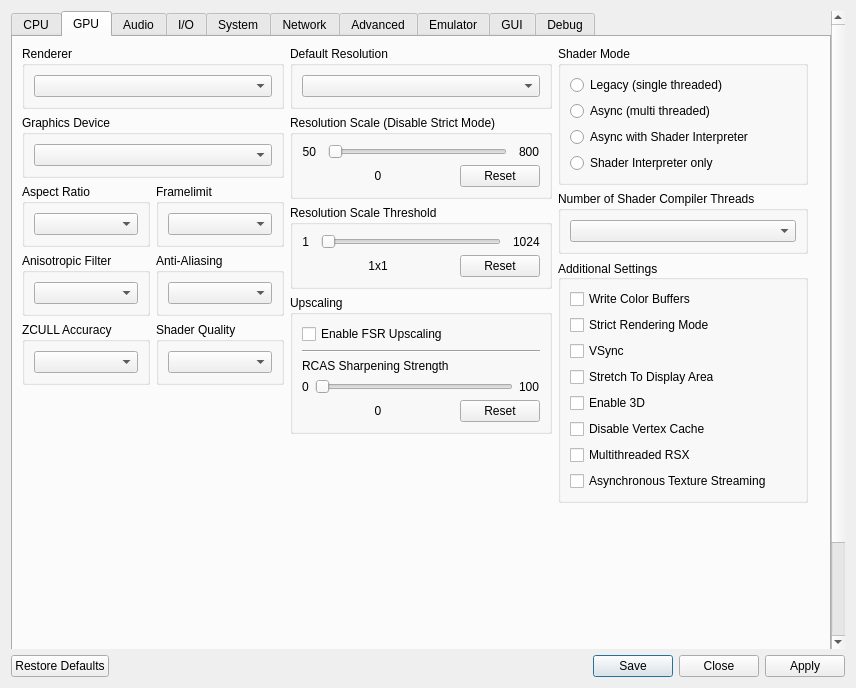
Before: the Qt Designer form rpcs3/rpcs3qt/settings_dialog.ui in RPCS3/rpcs3, drawn with Qt 5.
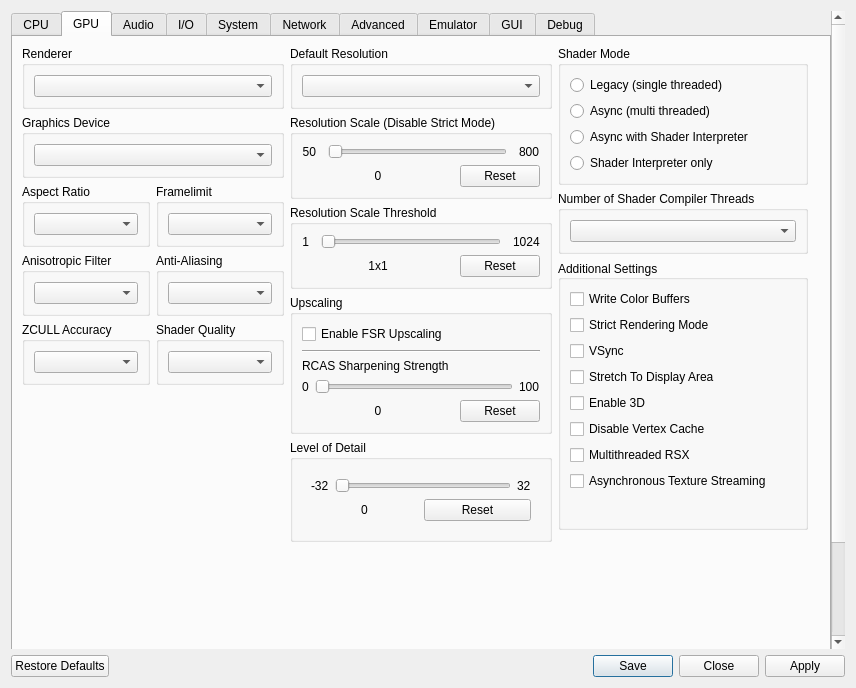
After: the same form once the commit is applied. The open tabs and pages were chosen to show the change. Icons and pictures are not drawn.

The edit to the form file:
```diff
--- a/rpcs3/rpcs3qt/settings_dialog.ui
+++ b/rpcs3/rpcs3qt/settings_dialog.ui
@@ -849,6 +849,67 @@
               </layout>
              </widget>
             </item>
+            <item>
+             <widget class="QGroupBox" name="gb_Level_of_Detail">
+              <property name="title">
+               <string>Level of Detail</string>
+              </property>
+              <layout class="QVBoxLayout" name="gb_Level_of_Detail_Layout">
+               <item>
+                <widget class="QWidget" name="textureLodBiasWidget" native="true">
+                 <layout class="QVBoxLayout" name="textureLodBiasWidgetLayout">
+                  <item>
+                   <layout class="QHBoxLayout" name="textureLodBiasLayoutTop">
+                    <item>
+                     <widget class="QLabel" name="textureLodBiasMin">
+                      <property name="text">
+                       <string>-32</string>
+                      </property>
+                     </widget>
+                    </item>
+                    <item>
+                     <widget class="QSlider" name="textureLodBias">
+                      <property name="orientation">
+                       <enum>Qt::Horizontal</enum>
+                      </property>
+                     </widget>
+                    </item>
+                    <item>
+                     <widget class="QLabel" name="textureLodBiasMax">
+                      <property name="text">
+                       <string>32</string>
+                      </property>
+                     </widget>
+                    </item>
+                   </layout>
+                  </item>
+                  <item>
+                   <layout class="QHBoxLayout" name="textureLodBiasLayoutBottom">
+                    <item>
+                     <widget class="QLabel" name="textureLodBiasVal">
+                      <property name="text">
+                       <string>0</string>
+                      </property>
+                      <property name="alignment">
+                       <set>Qt::AlignCenter</set>
+                      </property>
+                     </widget>
+                    </item>
+                    <item>
+                     <widget class="QPushButton" name="textureLodBiasReset">
+                      <property name="text">
+                       <string>Reset</string>
+                      </property>
+                     </widget>
+                    </item>
+                   </layout>
+                  </item>
+                 </layout>
+                </widget>
+               </item>
+              </layout>
+             </widget>
+            </item>
             <item>
              <spacer name="gpu_tab_layout_middle_spacer">
               <property name="orientation">
```
